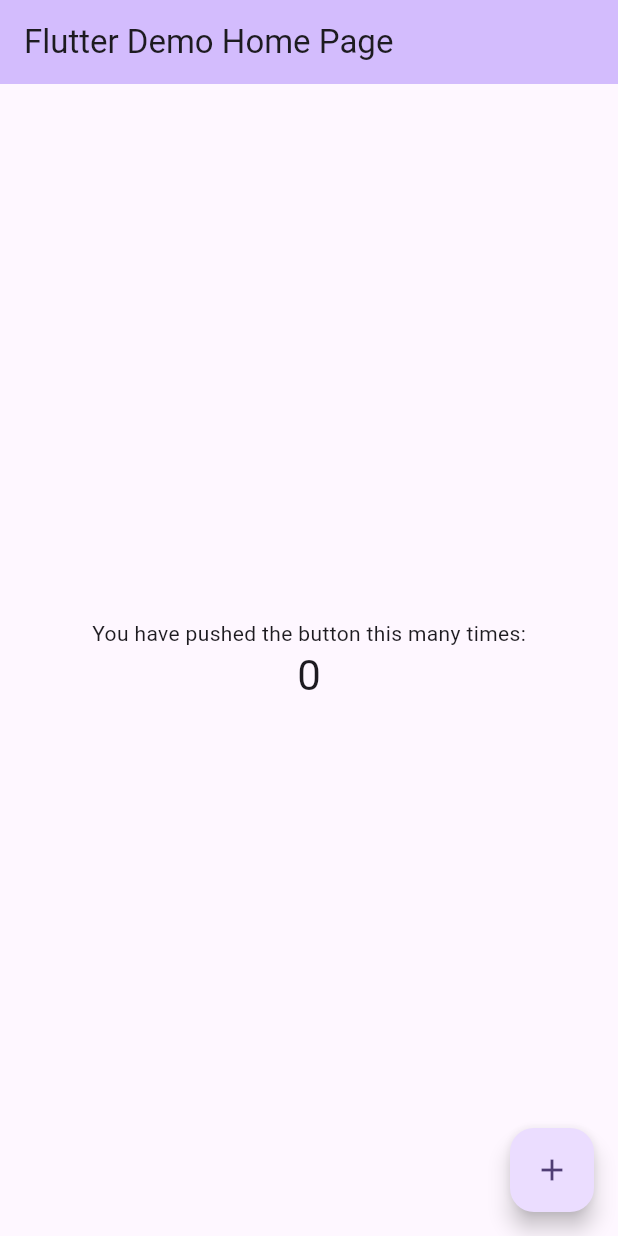
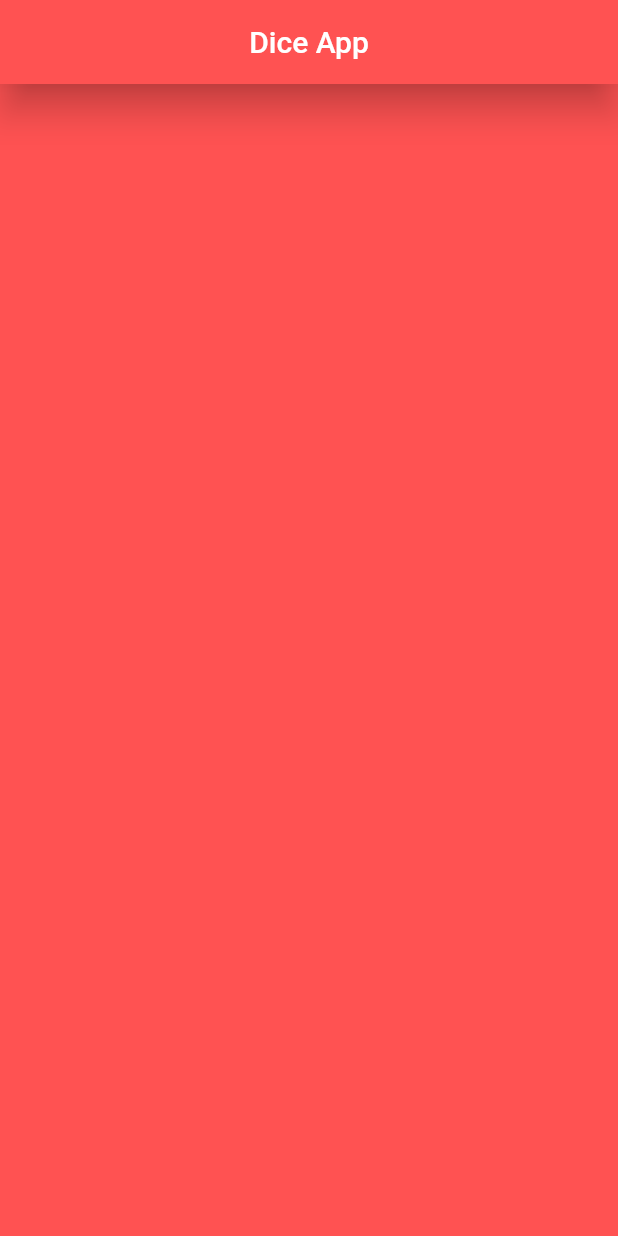
Before and after one commit to duducito15/app_dice_app, a Flutter app: the screen it shows after launch, on a phone screen of 412 x 824 dp. Run offline on Flutter 3.47's test engine with Material 2 defaults, Android fonts, the phone set to English and light mode, and no system bars.

```diff
--- a/lib/main.dart
+++ b/lib/main.dart
@@ -1,125 +1,30 @@
 import 'package:flutter/material.dart';
 
-void main() {
-  runApp(const MyApp());
-}
+void main() => runApp(const MyApp());
 
 class MyApp extends StatelessWidget {
   const MyApp({super.key});
 
-  // This widget is the root of your application.
   @override
   Widget build(BuildContext context) {
     return MaterialApp(
-      title: 'Flutter Demo',
-      theme: ThemeData(
-        // This is the theme of your application.
-        //
-        // TRY THIS: Try running your application with "flutter run". You'll see
-        // the application has a blue toolbar. Then, without quitting the app,
-        // try changing the seedColor in the colorScheme below to Colors.green
-        // and then invoke "hot reload" (save your changes or press the "hot
-        // reload" button in a Flutter-supported IDE, or press "r" if you used
-        // the command line to start the app).
-        //
-        // Notice that the counter didn't reset back to zero; the application
-        // state is not lost during the reload. To reset the state, use hot
-        // restart instead.
-        //
-        // This works for code too, not just values: Most code changes can be
-        // tested with just a hot reload.
-        colorScheme: ColorScheme.fromSeed(seedColor: Colors.deepPurple),
-        useMaterial3: true,
-      ),
-      home: const MyHomePage(title: 'Flutter Demo Home Page'),
+      title: 'Material App',
+      home: HomePage(),
     );
   }
 }
 
-class MyHomePage extends StatefulWidget {
-  const MyHomePage({super.key, required this.title});
-
-  // This widget is the home page of your application. It is stateful, meaning
-  // that it has a State object (defined below) that contains fields that affect
-  // how it looks.
-
-  // This class is the configuration for the state. It holds the values (in this
-  // case the title) provided by the parent (in this case the App widget) and
-  // used by the build method of the State. Fields in a Widget subclass are
-  // always marked "final".
-
-  final String title;
-
-  @override
-  State<MyHomePage> createState() => _MyHomePageState();
-}
-
-class _MyHomePageState extends State<MyHomePage> {
-  int _counter = 0;
-
-  void _incrementCounter() {
-    setState(() {
-      // This call to setState tells the Flutter framework that something has
-      // changed in this State, which causes it to rerun the build method below
-      // so that the display can reflect the updated values. If we changed
-      // _counter without calling setState(), then the build method would not be
-      // called again, and so nothing would appear to happen.
-      _counter++;
-    });
-  }
-
+class HomePage extends StatelessWidget {
   @override
   Widget build(BuildContext context) {
-    // This method is rerun every time setState is called, for instance as done
-    // by the _incrementCounter method above.
-    //
-    // The Flutter framework has been optimized to make rerunning build methods
-    // fast, so that you can just rebuild anything that needs updating rather
-    // than having to individually change instances of widgets.
     return Scaffold(
+      backgroundColor: Colors.redAccent,
       appBar: AppBar(
-        // TRY THIS: Try changing the color here to a specific color (to
-        // Colors.amber, perhaps?) and trigger a hot reload to see the AppBar
-        // change color while the other colors stay the same.
-        backgroundColor: Theme.of(context).colorScheme.inversePrimary,
-        // Here we take the value from the MyHomePage object that was created by
-        // the App.build method, and use it to set our appbar title.
-        title: Text(widget.title),
+        title: const Text('Dice App'),
+        backgroundColor: Colors.redAccent,
+        centerTitle: true,
+        elevation: 10.0,
       ),
-      body: Center(
-        // Center is a layout widget. It takes a single child and positions it
-        // in the middle of the parent.
-        child: Column(
-          // Column is also a layout widget. It takes a list of children and
-          // arranges them vertically. By default, it sizes itself to fit its
-          // children horizontally, and tries to be as tall as its parent.
-          //
-          // Column has various properties to control how it sizes itself and
-          // how it positions its children. Here we use mainAxisAlignment to
-          // center the children vertically; the main axis here is the vertical
-          // axis because Columns are vertical (the cross axis would be
-          // horizontal).
-          //
-          // TRY THIS: Invoke "debug painting" (choose the "Toggle Debug Paint"
-          // action in the IDE, or press "p" in the console), to see the
-          // wireframe for each widget.
-          mainAxisAlignment: MainAxisAlignment.center,
-          children: <Widget>[
-            const Text(
-              'You have pushed the button this many times:',
-            ),
-            Text(
-              '$_counter',
-              style: Theme.of(context).textTheme.headlineMedium,
-            ),
-          ],
-        ),
-      ),
-      floatingActionButton: FloatingActionButton(
-        onPressed: _incrementCounter,
-        tooltip: 'Increment',
-        child: const Icon(Icons.add),
-      ), // This trailing comma makes auto-formatting nicer for build methods.
     );
   }
 }
--- a/pubspec.yaml
+++ b/pubspec.yaml
@@ -59,8 +59,8 @@ flutter:
   uses-material-design: true
 
   # To add assets to your application, add an assets section, like this:
-  # assets:
-  #   - images/a_dot_burr.jpeg
+  assets:
+    - assets/images/
   #   - images/a_dot_ham.jpeg
 
   # An image asset can refer to one or more resolution-specific "variants", see
```
Also changed, not shown: assets/images/dice1.png (added), assets/images/dice2.png (added), assets/images/dice3.png (added), assets/images/dice4.png (added), assets/images/dice5.png (added), assets/images/dice6.png (added).
